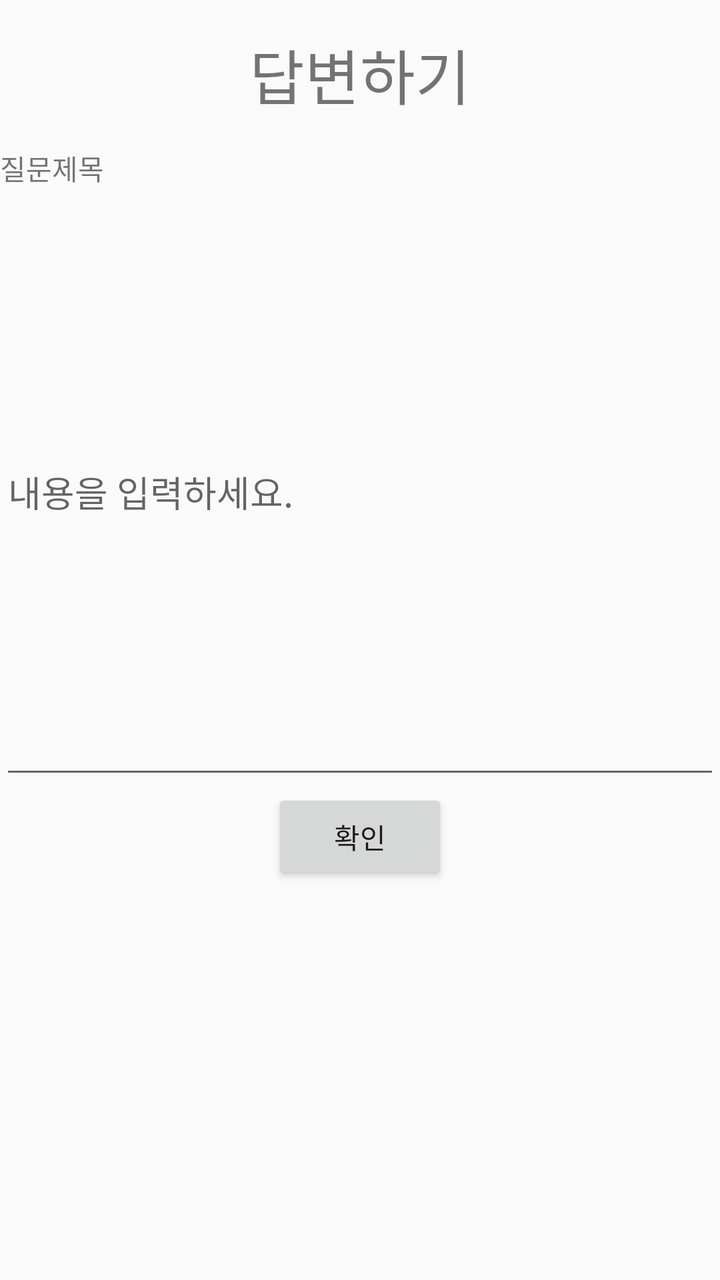
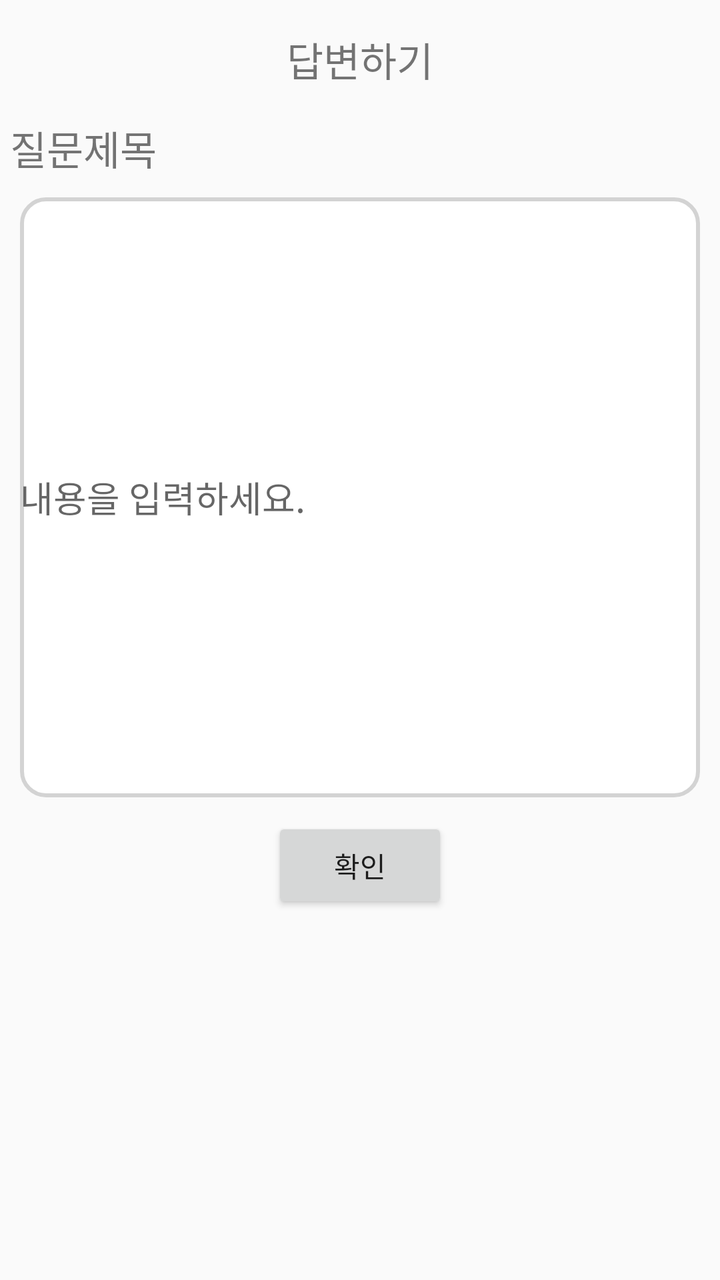

The first picture is an Android layout as it rendered before a commit; the second is the same layout after the commit. The layout source and the unified diff follow.
<!-- AndroidManifest.xml: application theme Theme.AppCompat.Light.DarkActionBar -->
<!-- res/layout/activity_a.xml -->
<?xml version="1.0" encoding="utf-8"?>
<LinearLayout xmlns:android="http://schemas.android.com/apk/res/android"
    android:layout_width="match_parent"
    android:layout_height="match_parent"
    android:orientation="vertical">

    <TextView
        android:id="@+id/b"
        android:layout_width="wrap_content"
        android:layout_height="wrap_content"
        android:layout_gravity="center"
        android:textSize="30dp"
        android:layout_margin="15dp"
        android:text="답변하기"/>

    <LinearLayout
        android:layout_width="match_parent"
        android:layout_height="wrap_content"
        android:orientation="horizontal">

        <TextView
            android:id="@+id/qt"
            android:layout_width="wrap_content"
            android:layout_height="wrap_content"
            android:text="질문제목"/>

    </LinearLayout>
    //사진파일 추가버튼?

    <EditText
        android:id="@+id/setA"
        android:layout_width="match_parent"
        android:layout_height="300dp"
        android:hint="내용을 입력하세요."/>

    <Button
        android:onClick="updateAClick"
        android:layout_width="wrap_content"
        android:layout_height="wrap_content"
        android:layout_gravity="center"
        android:text="확인"/>

</LinearLayout>
<!-- resources referenced by this layout -->
<resources>

</resources>

<!-- the commit's change to res/layout/activity_a.xml (unified diff, before → after) -->
@@ -9,7 +9,7 @@
         android:layout_width="wrap_content"
         android:layout_height="wrap_content"
         android:layout_gravity="center"
-        android:textSize="30dp"
+        android:textSize="20dp"
         android:layout_margin="15dp"
         android:text="답변하기"/>
 
@@ -20,15 +20,20 @@
 
         <TextView
             android:id="@+id/qt"
-            android:layout_width="wrap_content"
+            android:layout_marginLeft="5dp"
+            android:layout_width="0dp"
             android:layout_height="wrap_content"
+            android:layout_weight="0.4"
+            android:textSize="20dp"
             android:text="질문제목"/>
 
     </LinearLayout>
-    //사진파일 추가버튼?
 
     <EditText
         android:id="@+id/setA"
+        android:layout_margin="10dp"
+
+        android:background="@drawable/e_round"
         android:layout_width="match_parent"
         android:layout_height="300dp"
         android:hint="내용을 입력하세요."/>
<!-- resource entries referenced after the edit -->
@@ -1,5 +1,21 @@
 <!-- resources referenced by this layout -->
 <resources>
-
+  <!-- drawable e_round (drawable) -->
+  <?xml version="1.0" encoding="utf-8"?>
+  <shape xmlns:android="http://schemas.android.com/apk/res/android"
+      android:padding="10dp"
+      android:shape="rectangle">
+  
+      <stroke android:width="2dp"
+          android:color="#d3d3d3"/>
+  
+      <solid android:color="#ffffff"/>
+      <corners
+          android:topRightRadius="12dp"
+          android:bottomLeftRadius="12dp"
+          android:bottomRightRadius="12dp"
+          android:topLeftRadius="12dp"/>
+  
+  </shape>
 </resources>
 
